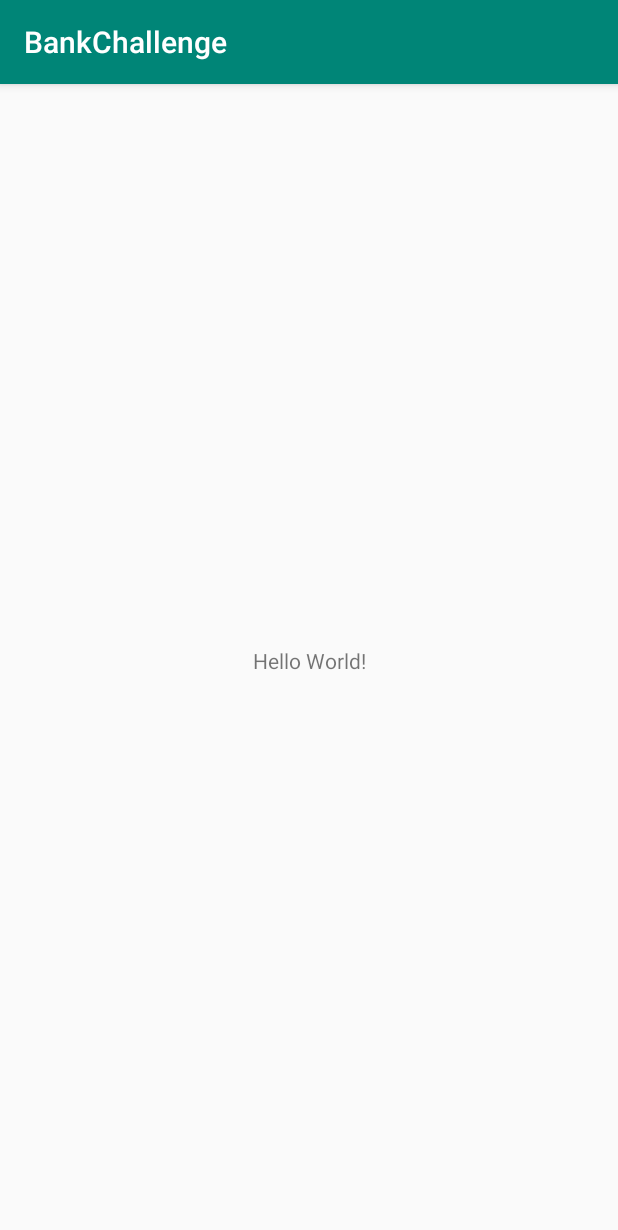
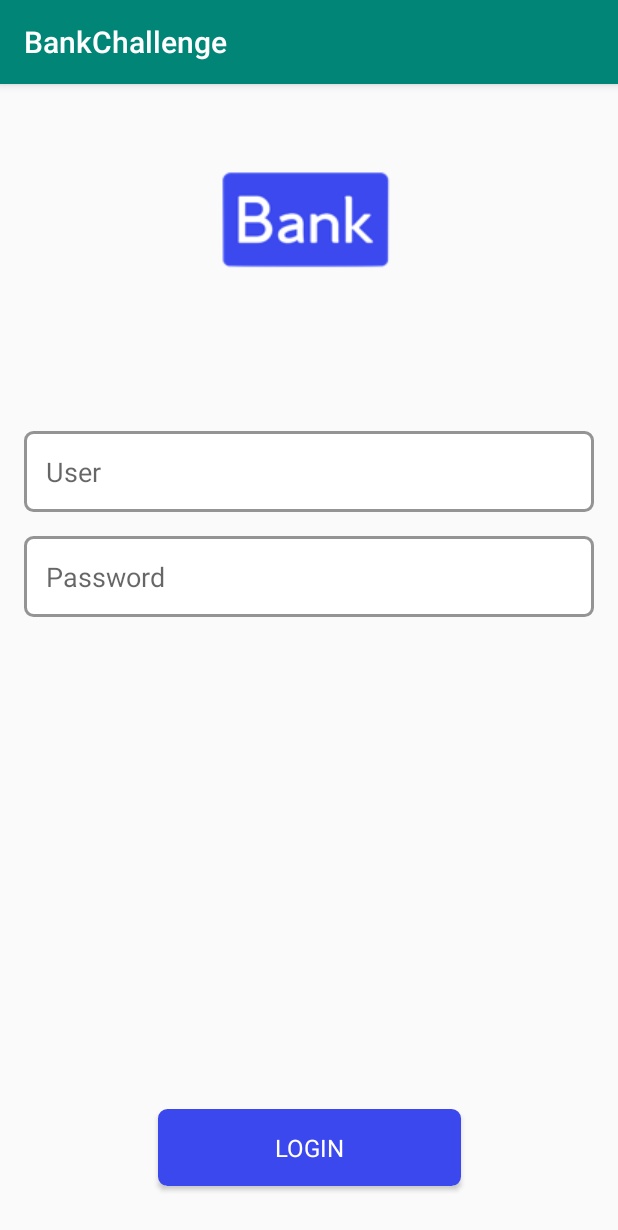
Before and after one commit to franciscorn/BankChallenge, an Android app: the screen it shows after launch (MainActivity), on a phone screen of 412 x 824 dp. Shown: the top 1230 px of the screen. Run offline under Robolectric (Android 15) with nearby library versions, the phone set to English and light mode, and no system bars.

Commit message:
Layout screen login

```diff
--- /dev/null
+++ b/app/src/main/res/drawable/buttonBorder.xml
@@ -0,0 +1,11 @@
+<?xml version="1.0" encoding="utf-8"?>
+<selector xmlns:android="http://schemas.android.com/apk/res/android" android:layout_width="wrap_content" android:layout_height="wrap_content">
+    <item>
+        <shape android:shape="rectangle">
+            <solid android:color="#3B48EE" />
+            <corners android:radius="5dp" />
+            <stroke android:width="2dp" android:color="#3B48EE" />
+            <padding android:bottom="15dp" android:left="15dp" android:right="15dp" android:top="15dp" />
+        </shape>
+    </item>
+</selector>
--- /dev/null
+++ b/app/src/main/res/drawable/editTextBorder.xml
@@ -0,0 +1,11 @@
+<?xml version="1.0" encoding="utf-8"?>
+<selector xmlns:android="http://schemas.android.com/apk/res/android" android:layout_width="wrap_content" android:layout_height="wrap_content">
+    <item>
+        <shape android:shape="rectangle">
+            <solid android:color="#ffffff" />
+            <corners android:radius="5dp" />
+            <stroke android:width="2dp" android:color="#949494" />
+            <padding android:bottom="15dp" android:left="15dp" android:right="15dp" android:top="15dp" />
+        </shape>
+    </item>
+</selector>
--- a/app/src/main/res/layout/activity_main.xml
+++ b/app/src/main/res/layout/activity_main.xml
@@ -6,13 +6,52 @@
     android:layout_height="match_parent"
     tools:context=".MainActivity">
 
-    <TextView
+    <ImageView
+        android:id="@+id/logo"
         android:layout_width="wrap_content"
         android:layout_height="wrap_content"
-        android:text="Hello World!"
-        app:layout_constraintBottom_toBottomOf="parent"
-        app:layout_constraintLeft_toLeftOf="parent"
-        app:layout_constraintRight_toRightOf="parent"
+        android:layout_marginTop="56dp"
+        android:src="@drawable/Logo"
+        app:layout_constraintEnd_toEndOf="parent"
+        app:layout_constraintStart_toStartOf="parent"
         app:layout_constraintTop_toTopOf="parent" />
 
+
+    <EditText
+        android:id="@+id/editText_user"
+        android:layout_width="match_parent"
+        android:layout_height="wrap_content"
+        android:layout_marginLeft="16dp"
+        android:layout_marginTop="105dp"
+        android:layout_marginRight="16dp"
+        android:background="@drawable/editTextBorder"
+        android:hint="User"
+        app:layout_constraintTop_toBottomOf="@+id/logo"
+        tools:layout_editor_absoluteX="16dp" />
+
+    <EditText
+        android:id="@+id/editText_password"
+        android:layout_width="match_parent"
+        android:layout_height="wrap_content"
+        android:layout_margin="16dp"
+        android:layout_marginTop="8dp"
+        android:background="@drawable/editTextBorder"
+        android:hint="Password"
+        app:layout_constraintTop_toBottomOf="@+id/editText_user" />
+
+    <Button
+        android:id="@+id/button"
+        android:layout_width="202dp"
+        android:layout_height="wrap_content"
+        android:layout_marginBottom="33dp"
+        android:background="@drawable/buttonBorder"
+        android:fontFamily="sans-serif"
+        android:text="Login"
+        android:textColor="#ffffff"
+        android:textSize="16sp"
+        app:layout_constraintBottom_toBottomOf="parent"
+        app:layout_constraintEnd_toEndOf="parent"
+        app:layout_constraintStart_toStartOf="parent" />
+
+
 </androidx.constraintlayout.widget.ConstraintLayout>
```
Also changed, not shown: app/src/main/res/drawable/Logo.png (added), app/src/main/res/drawable/logout 2.png (added).
